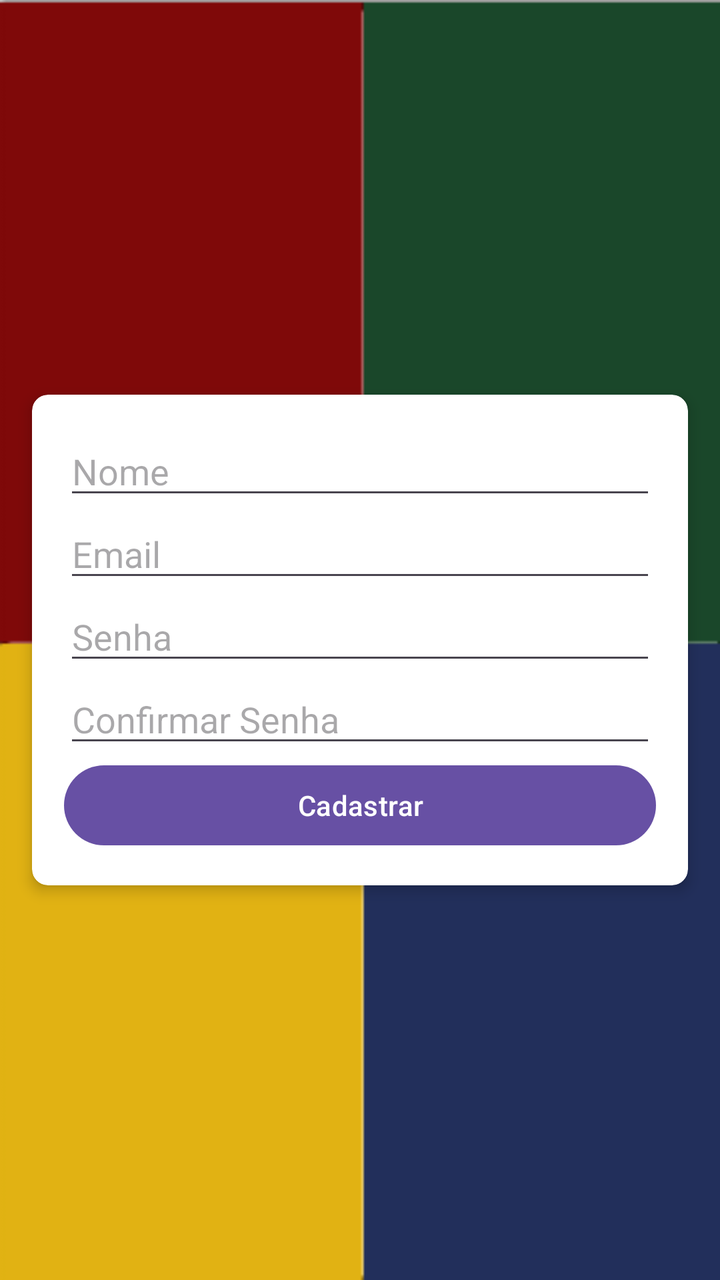
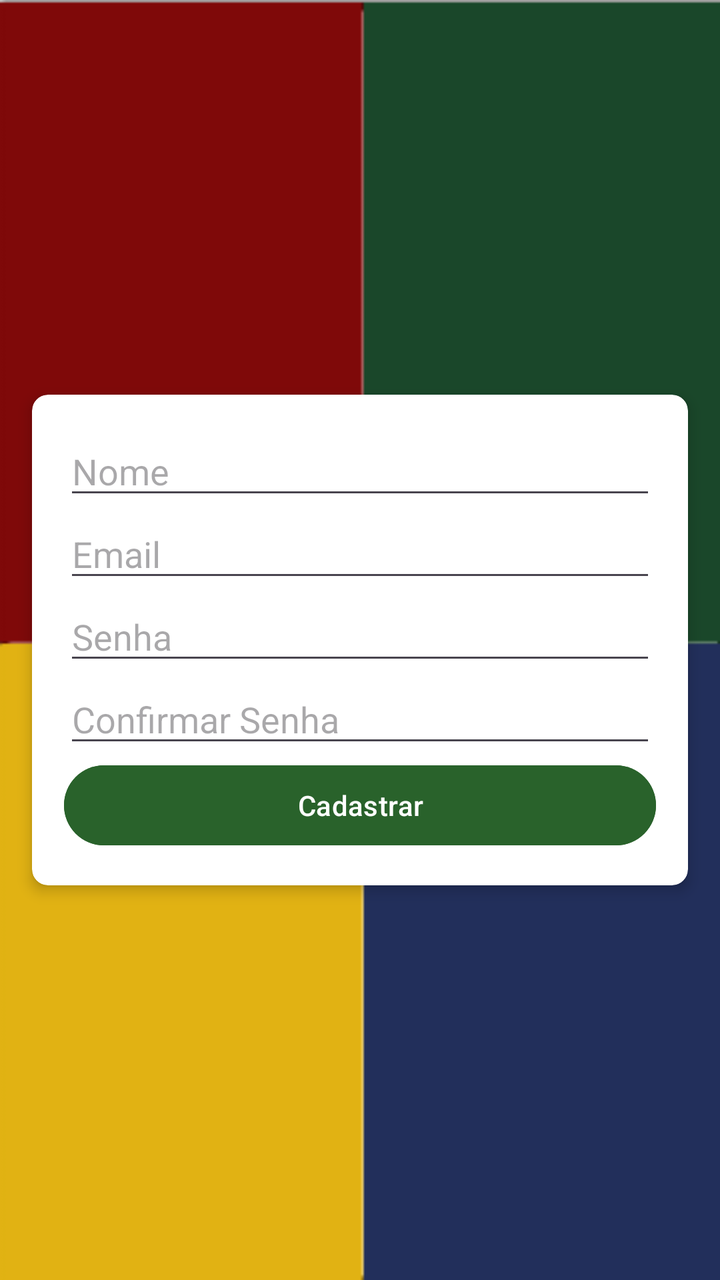

The first picture is an Android layout as it rendered before a commit; the second is the same layout after the commit. The layout source and the unified diff follow.
<!-- AndroidManifest.xml: application theme Theme.NewMobileProject -->
<!-- res/layout/activity_cadastro.xml -->
<?xml version="1.0" encoding="utf-8"?>
<androidx.constraintlayout.widget.ConstraintLayout
    xmlns:android="http://schemas.android.com/apk/res/android"
    xmlns:app="http://schemas.android.com/apk/res-auto"
    xmlns:tools="http://schemas.android.com/tools"
    android:id="@+id/main"
    android:layout_width="match_parent"
    android:layout_height="match_parent"
    android:background="@drawable/fundohp"
    tools:context=".cadastroActivity">

    <androidx.cardview.widget.CardView
        android:layout_width="match_parent"
        android:layout_height="wrap_content"
        android:layout_margin="16dp"
        app:cardCornerRadius="8dp"
        app:cardElevation="4dp"
        app:cardBackgroundColor="@color/white"
        app:layout_constraintBottom_toBottomOf="parent"
        app:layout_constraintEnd_toEndOf="parent"
        app:layout_constraintStart_toStartOf="parent"
        app:layout_constraintTop_toTopOf="parent">

        <LinearLayout
            android:layout_width="match_parent"
            android:layout_height="wrap_content"
            android:orientation="vertical"
            android:padding="16dp">

            <EditText
                android:id="@+id/editTextNome"
                android:layout_width="match_parent"
                android:layout_height="wrap_content"
                android:hint="Nome"
                android:inputType="textPersonName" />

            <EditText
                android:id="@+id/editTextEmail"
                android:layout_width="match_parent"
                android:layout_height="wrap_content"
                android:hint="Email"
                android:inputType="textEmailAddress" />

            <EditText
                android:id="@+id/editTextSenha"
                android:layout_width="match_parent"
                android:layout_height="wrap_content"
                android:hint="Senha"
                android:inputType="textPassword" />

            <EditText
                android:id="@+id/editTextConfirmarSenha"
                android:layout_width="match_parent"
                android:layout_height="wrap_content"
                android:hint="Confirmar Senha"
                android:inputType="textPassword" />

            <Button
                android:id="@+id/buttonCadastrar"
                android:layout_width="match_parent"
                android:layout_height="wrap_content"
                android:text="Cadastrar" />

        </LinearLayout>

    </androidx.cardview.widget.CardView>

</androidx.constraintlayout.widget.ConstraintLayout>
<!-- resources referenced by this layout -->
<resources>
  <color name="white">#FFFFFFFF</color>
  <!-- drawable fundohp: png bitmap (drawable, 1994 bytes) -->
  <style name="Theme.NewMobileProject" parent="Base.Theme.NewMobileProject" />
  <style name="Base.Theme.NewMobileProject" parent="Theme.Material3.DayNight.NoActionBar">
          
          
      </style>
</resources>

<!-- the commit's change to res/layout/activity_cadastro.xml (unified diff, before → after) -->
@@ -32,34 +32,40 @@
                 android:layout_width="match_parent"
                 android:layout_height="wrap_content"
                 android:hint="Nome"
-                android:inputType="textPersonName" />
+                android:inputType="textPersonName"
+                android:textColor="#000000" />
 
             <EditText
                 android:id="@+id/editTextEmail"
                 android:layout_width="match_parent"
                 android:layout_height="wrap_content"
                 android:hint="Email"
-                android:inputType="textEmailAddress" />
+                android:inputType="textEmailAddress"
+                android:textColor="#000000" />
 
             <EditText
                 android:id="@+id/editTextSenha"
                 android:layout_width="match_parent"
                 android:layout_height="wrap_content"
                 android:hint="Senha"
-                android:inputType="textPassword" />
+                android:inputType="textPassword"
+                android:textColor="#000000" />
 
             <EditText
                 android:id="@+id/editTextConfirmarSenha"
                 android:layout_width="match_parent"
                 android:layout_height="wrap_content"
                 android:hint="Confirmar Senha"
-                android:inputType="textPassword" />
+                android:inputType="textPassword"
+                android:textColor="#000000" />
 
             <Button
                 android:id="@+id/buttonCadastrar"
                 android:layout_width="match_parent"
                 android:layout_height="wrap_content"
-                android:text="Cadastrar" />
+                android:backgroundTint="#29622B"
+                android:text="Cadastrar"
+                android:textColor="#FFFFFF" />
 
         </LinearLayout>
 
